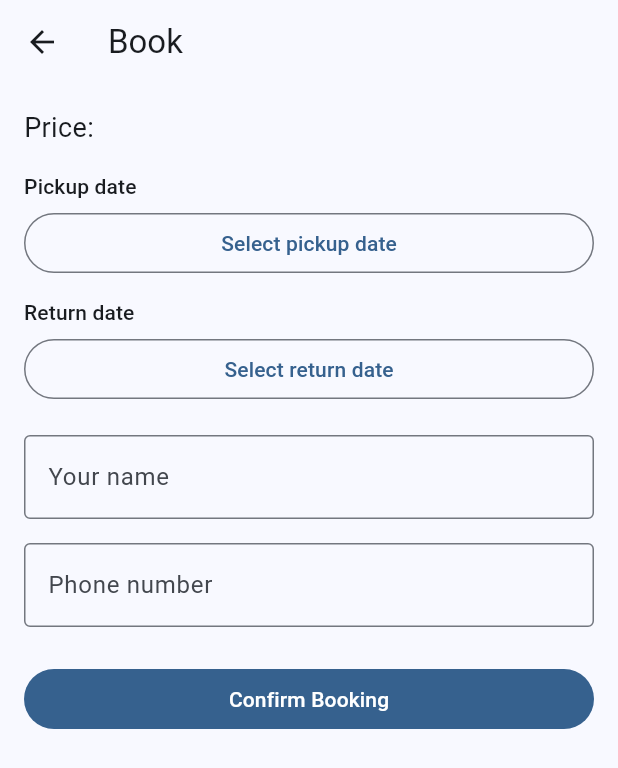
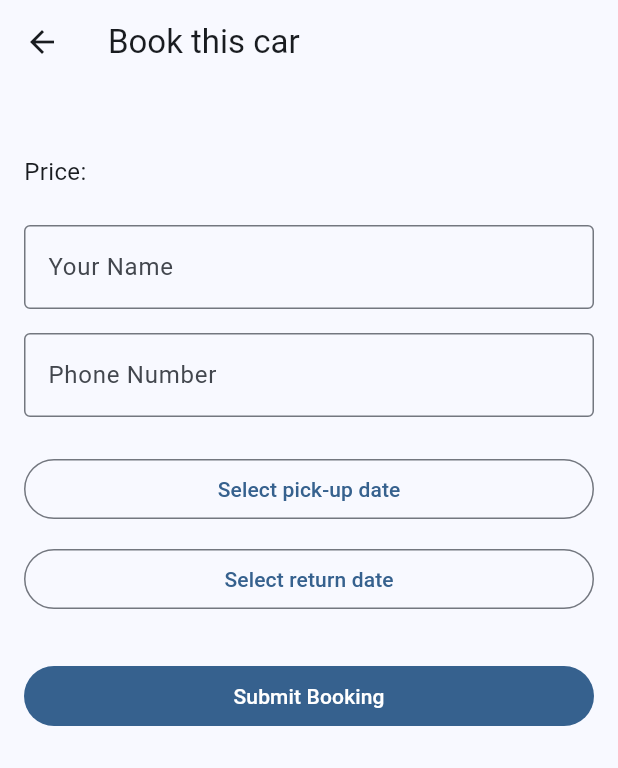
Before and after one commit to zahransa/car_rental_app, a Flutter app: the BookingScreen screen opened directly with empty values, on a phone screen of 412 x 824 dp. Shown: the top 768 px of the screen. Run offline on Flutter 3.47's test engine with Material 3 defaults, Android fonts, the light colour scheme and no system bars.

Commit message:
Add full booking form with validation

```diff
--- a/lib/booking_screen.dart
+++ b/lib/booking_screen.dart
@@ -17,70 +17,11 @@ class BookingScreen extends StatefulWidget {
 class _BookingScreenState extends State<BookingScreen> {
   final _formKey = GlobalKey<FormState>();
 
-  DateTime? _pickupDate;
-  DateTime? _returnDate;
   final _nameController = TextEditingController();
   final _phoneController = TextEditingController();
 
-  Future<void> _pickDate({
-    required bool isPickup,
-  }) async {
-    final now = DateTime.now();
-    final initial = now;
-    final newDate = await showDatePicker(
-      context: context,
-      initialDate: initial,
-      firstDate: now,
-      lastDate: now.add(const Duration(days: 365)),
-    );
-    if (newDate == null) return;
-
-    setState(() {
-      if (isPickup) {
-        _pickupDate = newDate;
-        if (_returnDate != null && _returnDate!.isBefore(newDate)) {
-          _returnDate = null;
-        }
-      } else {
-        _returnDate = newDate;
-      }
-    });
-  }
-
-  void _submit() {
-    if (!_formKey.currentState!.validate()) return;
-    if (_pickupDate == null || _returnDate == null) {
-      ScaffoldMessenger.of(context).showSnackBar(
-        const SnackBar(content: Text('Please select pickup and return dates')),
-      );
-      return;
-    }
-
-    // In the future: send this data to a server / database
-    showDialog(
-      context: context,
-      builder: (_) => AlertDialog(
-        title: const Text('Booking Confirmed'),
-        content: Text(
-          'Car: ${widget.carName}\n'
-          'Price: ${widget.pricePerDay}\n'
-          'Name: ${_nameController.text}\n'
-          'Phone: ${_phoneController.text}\n'
-          'Pickup: ${_pickupDate!.toLocal().toString().split(' ')[0]}\n'
-          'Return: ${_returnDate!.toLocal().toString().split(' ')[0]}',
-        ),
-        actions: [
-          TextButton(
-            onPressed: () {
-              Navigator.pop(context); // close dialog
-              Navigator.pop(context); // go back to details
-            },
-            child: const Text('OK'),
-          ),
-        ],
-      ),
-    );
-  }
+  DateTime? _pickupDate;
+  DateTime? _returnDate;
 
   @override
   void dispose() {
@@ -89,53 +30,142 @@ class _BookingScreenState extends State<BookingScreen> {
     super.dispose();
   }
 
+  Future<void> _selectPickupDate() async {
+    final now = DateTime.now();
+    final picked = await showDatePicker(
+      context: context,
+      initialDate: _pickupDate ?? now,
+      firstDate: now,
+      lastDate: now.add(const Duration(days: 365)),
+    );
+    if (picked != null) {
+      setState(() {
+        _pickupDate = picked;
+        // if return date is before pickup, reset it
+        if (_returnDate != null && _returnDate!.isBefore(_pickupDate!)) {
+          _returnDate = null;
+        }
+      });
+    }
+  }
+
+  Future<void> _selectReturnDate() async {
+    if (_pickupDate == null) {
+      ScaffoldMessenger.of(context).showSnackBar(
+        const SnackBar(content: Text('Please choose a pick-up date first')),
+      );
+      return;
+    }
+
+    final picked = await showDatePicker(
+      context: context,
+      initialDate: _returnDate ?? _pickupDate!.add(const Duration(days: 1)),
+      firstDate: _pickupDate!,
+      lastDate: _pickupDate!.add(const Duration(days: 365)),
+    );
+    if (picked != null) {
+      setState(() {
+        _returnDate = picked;
+      });
+    }
+  }
+
+  void _submit() {
+    if (!_formKey.currentState!.validate()) return;
+
+    if (_pickupDate == null || _returnDate == null) {
+      ScaffoldMessenger.of(context).showSnackBar(
+        const SnackBar(content: Text('Please select both dates')),
+      );
+      return;
+    }
+
+    final days = _returnDate!.difference(_pickupDate!).inDays.clamp(1, 365);
+    // pricePerDay is a string like "45 €/day" -> take first number
+    final priceNumber = double.tryParse(
+          widget.pricePerDay.split(' ').first.replaceAll('€', ''),
+        ) ??
+        0;
+    final totalPrice = priceNumber * days;
+
+    showDialog(
+      context: context,
+      builder: (_) => AlertDialog(
+        title: const Text('Confirm Booking'),
+        content: Column(
+          mainAxisSize: MainAxisSize.min,
+          crossAxisAlignment: CrossAxisAlignment.start,
+          children: [
+            Text('Car: ${widget.carName}'),
+            Text('Name: ${_nameController.text}'),
+            Text('Phone: ${_phoneController.text}'),
+            const SizedBox(height: 8),
+            Text('Pick-up: ${_formatDate(_pickupDate!)}'),
+            Text('Return: ${_formatDate(_returnDate!)}'),
+            Text('Days: $days'),
+            const SizedBox(height: 8),
+            Text('Total price: ${totalPrice.toStringAsFixed(2)} €'),
+          ],
+        ),
+        actions: [
+          TextButton(
+            onPressed: () => Navigator.pop(context),
+            child: const Text('Cancel'),
+          ),
+          FilledButton(
+            onPressed: () {
+              Navigator.pop(context); // close dialog
+              ScaffoldMessenger.of(context).showSnackBar(
+                const SnackBar(content: Text('Booking confirmed!')),
+              );
+              Navigator.pop(context); // go back to details screen
+            },
+            child: const Text('Confirm'),
+          ),
+        ],
+      ),
+    );
+  }
+
+  String _formatDate(DateTime d) {
+    return '${d.day.toString().padLeft(2, '0')}.'
+        '${d.month.toString().padLeft(2, '0')}.'
+        '${d.year}';
+  }
+
   @override
   Widget build(BuildContext context) {
-    final pickupText = _pickupDate == null
-        ? 'Select pickup date'
-        : _pickupDate!.toLocal().toString().split(' ')[0];
-
-    final returnText = _returnDate == null
-        ? 'Select return date'
-        : _returnDate!.toLocal().toString().split(' ')[0];
-
     return Scaffold(
       appBar: AppBar(
-        title: Text('Book ${widget.carName}'),
+        title: const Text('Book this car'),
       ),
-      body: Padding(
+      body: SingleChildScrollView(
         padding: const EdgeInsets.all(16),
         child: Form(
           key: _formKey,
-          child: ListView(
+          child: Column(
+            crossAxisAlignment: CrossAxisAlignment.start,
             children: [
-              Text('Price: ${widget.pricePerDay}',
-                  style: const TextStyle(fontSize: 18)),
-              const SizedBox(height: 16),
+              // Car info
+              Text(
+                widget.carName,
+                style: const TextStyle(
+                  fontSize: 22,
+                  fontWeight: FontWeight.bold,
+                ),
+              ),
+              Text(
+                'Price: ${widget.pricePerDay}',
+                style: const TextStyle(fontSize: 16),
+              ),
 
-              // Pickup date
-              Text('Pickup date', style: Theme.of(context).textTheme.labelLarge),
-              const SizedBox(height: 4),
-              OutlinedButton(
-                onPressed: () => _pickDate(isPickup: true),
-                child: Text(pickupText),
-              ),
-              const SizedBox(height: 12),
-
-              // Return date
-              Text('Return date', style: Theme.of(context).textTheme.labelLarge),
-              const SizedBox(height: 4),
-              OutlinedButton(
-                onPressed: () => _pickDate(isPickup: false),
-                child: Text(returnText),
-              ),
-              const SizedBox(height: 20),
+              const SizedBox(height: 24),
 
               // Name
               TextFormField(
                 controller: _nameController,
                 decoration: const InputDecoration(
-                  labelText: 'Your name',
+                  labelText: 'Your Name',
                   border: OutlineInputBorder(),
                 ),
                 validator: (value) {
@@ -145,6 +175,7 @@ class _BookingScreenState extends State<BookingScreen> {
                   return null;
                 },
               ),
+
               const SizedBox(height: 16),
 
               // Phone
@@ -152,21 +183,61 @@ class _BookingScreenState extends State<BookingScreen> {
                 controller: _phoneController,
                 keyboardType: TextInputType.phone,
                 decoration: const InputDecoration(
-                  labelText: 'Phone number',
+                  labelText: 'Phone Number',
                   border: OutlineInputBorder(),
                 ),
                 validator: (value) {
                   if (value == null || value.trim().isEmpty) {
-                    return 'Please enter a phone number';
+                    return 'Please enter your phone number';
+                  }
+                  if (value.length < 6) {
+                    return 'Phone number seems too short';
                   }
                   return null;
                 },
               ),
+
               const SizedBox(height: 24),
 
-              FilledButton(
-                onPressed: _submit,
-                child: const Text('Confirm Booking'),
+              // Dates
+              Row(
+                children: [
+                  Expanded(
+                    child: OutlinedButton(
+                      onPressed: _selectPickupDate,
+                      child: Text(
+                        _pickupDate == null
+                            ? 'Select pick-up date'
+                            : 'Pick-up: ${_formatDate(_pickupDate!)}',
+                      ),
+                    ),
+                  ),
+                ],
+              ),
+              const SizedBox(height: 12),
+              Row(
+                children: [
+                  Expanded(
+                    child: OutlinedButton(
+                      onPressed: _selectReturnDate,
+                      child: Text(
+                        _returnDate == null
+                            ? 'Select return date'
+                            : 'Return: ${_formatDate(_returnDate!)}',
+                      ),
+                    ),
+                  ),
+                ],
+              ),
+
+              const SizedBox(height: 30),
+
+              SizedBox(
+                width: double.infinity,
+                child: FilledButton(
+                  onPressed: _submit,
+                  child: const Text('Submit Booking'),
+                ),
               ),
             ],
           ),
```
